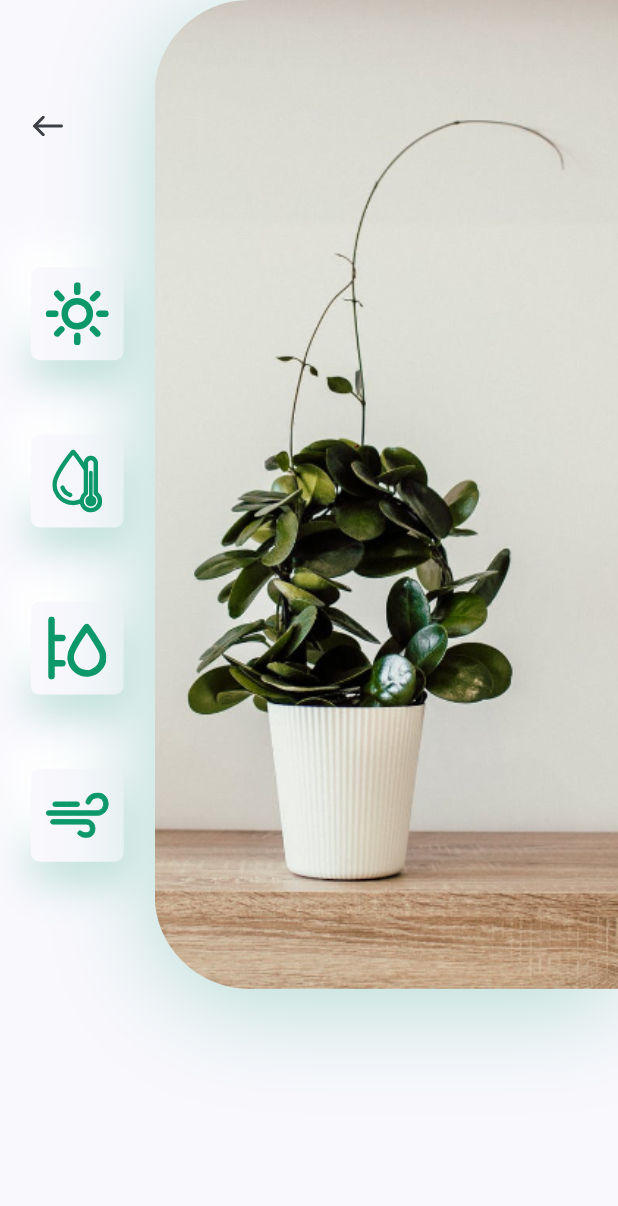
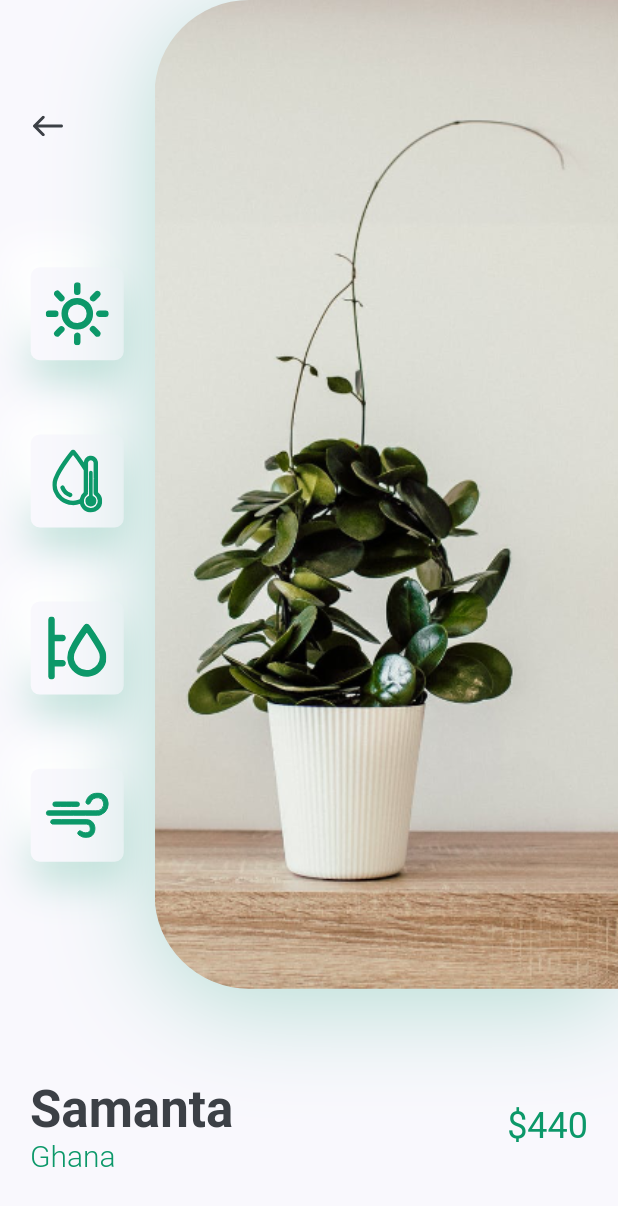
Before and after one commit to Emodot/plant_app, a Flutter app: the screen it shows after launch, after a tap on an icon or button, on a phone screen of 412 x 824 dp. Shown: the top 1206 px of the screen. Run offline on Flutter 3.47's test engine with Material 2 defaults, Android fonts, the phone set to English and light mode, and no system bars; our stand-ins replace flutter_svg.

Commit message:
developed title and price component

```diff
--- /dev/null
+++ b/lib/components/title_and_price.dart
@@ -0,0 +1,53 @@
+import 'package:flutter/material.dart';
+
+import '../constants.dart';
+
+class TitleAndPrice extends StatelessWidget {
+  const TitleAndPrice({
+    super.key,
+    required this.title,
+    required this.country,
+    required this.price,
+  });
+
+  final String title, country;
+  final int price;
+
+  @override
+  Widget build(BuildContext context) {
+    return Padding(
+      padding: const EdgeInsets.symmetric(horizontal: kDefaultPadding),
+      child: Row(
+        children: <Widget>[
+          RichText(
+            text: TextSpan(
+              children: [
+                TextSpan(
+                  text: "$title\n",
+                  style: Theme.of(context).textTheme.headlineMedium?.copyWith(
+                      color: kTextColor, fontWeight: FontWeight.bold),
+                ),
+                TextSpan(
+                  text: country,
+                  style: const TextStyle(
+                    fontSize: 20,
+                    color: kPrimaryColor,
+                    fontWeight: FontWeight.w300,
+                  ),
+                ),
+              ],
+            ),
+          ),
+          Spacer(),
+          Text(
+            "\$$price",
+            style: Theme.of(context)
+                .textTheme
+                .headlineSmall
+                ?.copyWith(color: kPrimaryColor),
+          )
+        ],
+      ),
+    );
+  }
+}
--- a/lib/screens/details/components/body.dart
+++ b/lib/screens/details/components/body.dart
@@ -1,6 +1,7 @@
 import 'package:flutter/material.dart';
 
 import '../../../components/image_and_icons.dart';
+import '../../../components/title_and_price.dart';
 
 class Body extends StatelessWidget {
   const Body({super.key});
@@ -12,6 +13,11 @@ class Body extends StatelessWidget {
       child: Column(
         children: [
           ImageAndIcons(size: size),
+          const TitleAndPrice(
+            title: "Samanta",
+            country: "Ghana",
+            price: 440,
+          ),
         ],
       ),
     );
--- a/lib/screens/home/components/recommend_plants.dart
+++ b/lib/screens/home/components/recommend_plants.dart
@@ -117,7 +117,7 @@ class RecommendedPlantCard extends StatelessWidget {
                             text: "$title\n".toUpperCase(),
                             style: Theme.of(context).textTheme.labelLarge),
                         TextSpan(
-                          text: "$country".toUpperCase(),
+                          text: country.toUpperCase(),
                           style: TextStyle(
                             color: kPrimaryColor.withOpacity(0.5),
                           ),
```
